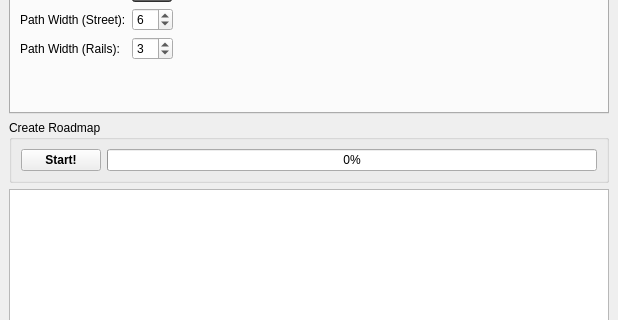
Before: the Qt Designer form mainwindow.ui in ma7t3/OmsiRoadmapTool, drawn with Qt 5; both pictures show x 0 to 618 and y 318 to 638 of the 618 by 735 pixel window.
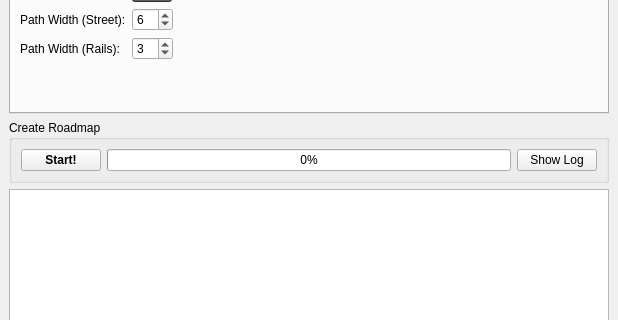
After: the same form once the commit is applied. The open tabs and pages were chosen to show the change.

Commit message: Show current progress in statusbar

Patch:
```diff
--- a/mainwindow.ui
+++ b/mainwindow.ui
@@ -416,6 +416,8 @@
       <property name="title">
        <string>Create Roadmap</string>
       </property>
+      <layout class="QVBoxLayout" name="verticalLayout">
+       <item>
       <layout class="QHBoxLayout" name="horizontalLayout_4">
        <item>
         <widget class="QPushButton" name="pbStart">
@@ -436,6 +438,15 @@
          </property>
         </widget>
        </item>
+         <item>
+          <widget class="QPushButton" name="pbShowLog">
+           <property name="text">
+            <string>Show Log</string>
+           </property>
+          </widget>
+         </item>
+        </layout>
+       </item>
       </layout>
      </widget>
     </item>
```
Left out of the diff: 4 changed lines with no effect on the pictures. Lines whose indentation alone changed are shown as unchanged. The commit also changes 2 other files.
